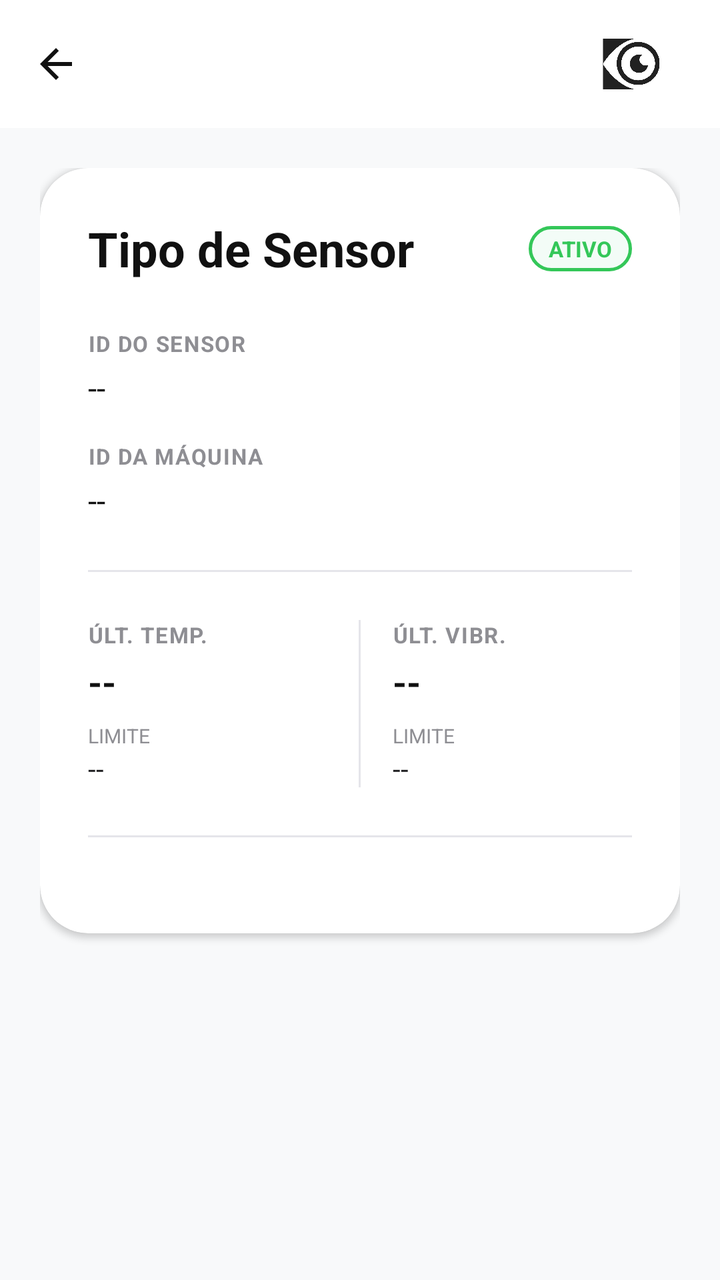
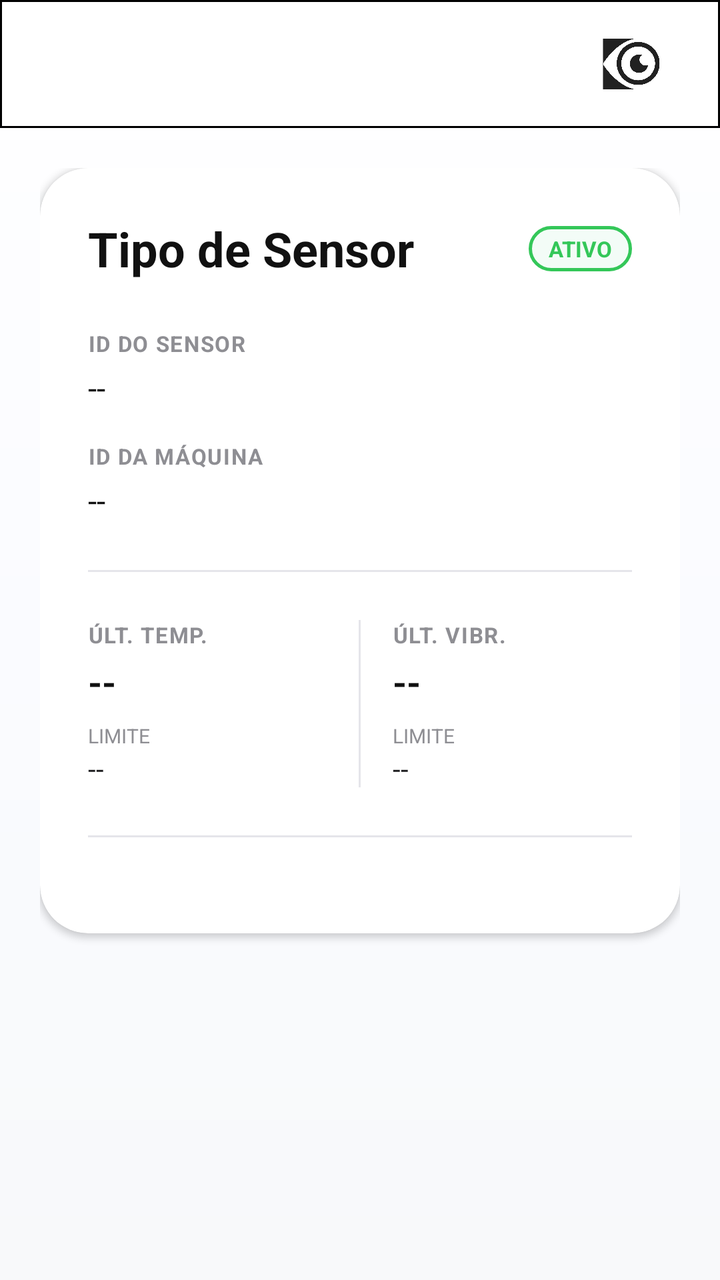

Two renders of the same Android screen: before a commit and after it. Below are the layout's source before the change and the commit's diff.
<!-- AndroidManifest.xml: application theme Theme.Orbis -->
<!-- res/layout/activity_sensor_detalhe.xml -->
<?xml version="1.0" encoding="utf-8"?>
<androidx.constraintlayout.widget.ConstraintLayout xmlns:android="http://schemas.android.com/apk/res/android"
    xmlns:app="http://schemas.android.com/apk/res-auto"
    xmlns:tools="http://schemas.android.com/tools"
    android:layout_width="match_parent"
    android:layout_height="match_parent"
    android:background="@color/background"
    tools:context=".ui.main.SensorDetalheActivity">

    <com.google.android.material.appbar.AppBarLayout
        android:id="@+id/appBarLayout"
        android:layout_width="match_parent"
        android:layout_height="wrap_content"
        android:background="@color/white"
        android:fitsSystemWindows="true"
        app:elevation="0dp"
        app:layout_constraintTop_toTopOf="parent">

        <com.google.android.material.appbar.MaterialToolbar
            android:id="@+id/toolbar"
            android:layout_width="match_parent"
            android:layout_height="?attr/actionBarSize"
            app:navigationIcon="@drawable/ic_voltar"
            app:navigationIconTint="@color/black"
            app:title="">

            <ImageView
                android:layout_width="wrap_content"
                android:layout_height="32dp"
                android:layout_gravity="end"
                android:layout_marginEnd="16dp"
                android:adjustViewBounds="true"
                android:src="@drawable/orbislogotoolbar"
                android:contentDescription="Orbis Logo" />

        </com.google.android.material.appbar.MaterialToolbar>

        <ProgressBar
            android:id="@+id/progressSensor"
            style="?android:attr/progressBarStyleHorizontal"
            android:layout_width="match_parent"
            android:layout_height="wrap_content"
            android:indeterminate="true"
            android:visibility="gone"
            android:layout_marginTop="-8dp"
            android:layout_marginBottom="-4dp"
            android:indeterminateTint="@color/purple" />

    </com.google.android.material.appbar.AppBarLayout>

    <ScrollView
        android:layout_width="match_parent"
        android:layout_height="0dp"
        android:fillViewport="true"
        app:layout_constraintTop_toBottomOf="@id/appBarLayout"
        app:layout_constraintBottom_toBottomOf="parent">

        <LinearLayout
            android:layout_width="match_parent"
            android:layout_height="wrap_content"
            android:orientation="vertical"
            android:padding="20dp">

            <com.google.android.material.card.MaterialCardView
                android:id="@+id/cardSensor"
                style="@style/ModernCard"
                android:layout_width="match_parent"
                android:layout_height="wrap_content">

                <LinearLayout
                    android:layout_width="match_parent"
                    android:layout_height="wrap_content"
                    android:orientation="vertical"
                    android:padding="24dp">

                    <androidx.constraintlayout.widget.ConstraintLayout
                        android:layout_width="match_parent"
                        android:layout_height="wrap_content"
                        android:layout_marginBottom="24dp">

                        <TextView
                            android:id="@+id/txtTipoVariavel"
                            android:layout_width="0dp"
                            android:layout_height="wrap_content"
                            android:text="Tipo de Sensor"
                            android:textSize="24sp"
                            android:textStyle="bold"
                            android:textColor="@color/black"
                            android:layout_marginEnd="16dp"
                            app:layout_constraintStart_toStartOf="parent"
                            app:layout_constraintEnd_toStartOf="@id/txtEstadoVariavel"
                            app:layout_constraintTop_toTopOf="parent" />

                        <TextView
                            android:id="@+id/txtEstadoVariavel"
                            android:layout_width="wrap_content"
                            android:layout_height="wrap_content"
                            android:text="ATIVO"
                            style="@style/BadgeText"
                            android:textColor="@color/statusGreen"
                            android:background="@drawable/badge_outline_green"
                            app:layout_constraintEnd_toEndOf="parent"
                            app:layout_constraintTop_toTopOf="@id/txtTipoVariavel"
                            app:layout_constraintBottom_toBottomOf="@id/txtTipoVariavel" />

                    </androidx.constraintlayout.widget.ConstraintLayout>

                    
                    <TextView android:layout_width="wrap_content" android:layout_height="wrap_content" android:text="ID DO SENSOR" android:textColor="@color/gray" android:textSize="11sp" android:textStyle="bold" android:letterSpacing="0.05" />
                    <TextView android:id="@+id/txtIdSensorVariavel" android:layout_width="match_parent" android:layout_height="wrap_content" android:text="--" android:textSize="16sp" android:textColor="@color/black" android:layout_marginTop="4dp" android:layout_marginBottom="16dp" />

                    <TextView android:layout_width="wrap_content" android:layout_height="wrap_content" android:text="ID DA MÁQUINA" android:textColor="@color/gray" android:textSize="11sp" android:textStyle="bold" android:letterSpacing="0.05" />
                    <TextView android:id="@+id/txtIdMaquinaVariavel" android:layout_width="match_parent" android:layout_height="wrap_content" android:text="--" android:textSize="16sp" android:textColor="@color/black" android:layout_marginTop="4dp" android:layout_marginBottom="24dp" />

                    <View android:layout_width="match_parent" android:layout_height="1dp" android:background="@color/border" android:layout_marginBottom="24dp" />

                    
                    <LinearLayout
                        android:layout_width="match_parent"
                        android:layout_height="wrap_content"
                        android:orientation="horizontal"
                        android:baselineAligned="false">

                        <LinearLayout android:layout_width="0dp" android:layout_height="wrap_content" android:layout_weight="1" android:orientation="vertical">
                            <TextView android:layout_width="wrap_content" android:layout_height="wrap_content" android:text="ÚLT. TEMP." android:textColor="@color/gray" android:textSize="11sp" android:textStyle="bold" android:letterSpacing="0.05" />
                            <TextView android:id="@+id/txtUltimaTemperaturaVariavel" android:layout_width="match_parent" android:layout_height="wrap_content" android:text="--" android:textSize="18sp" android:textStyle="bold" android:textColor="@color/black" android:layout_marginTop="4dp" />
                            <TextView android:layout_width="wrap_content" android:layout_height="wrap_content" android:text="LIMITE" android:textColor="@color/gray" android:textSize="10sp" android:layout_marginTop="8dp" />
                            <TextView android:id="@+id/txtLimiteTemperaturaVariavel" android:layout_width="match_parent" android:layout_height="wrap_content" android:text="--" android:textSize="14sp" android:textColor="@color/darkGray" />
                        </LinearLayout>

                        <View android:layout_width="1dp" android:layout_height="match_parent" android:background="@color/border" android:layout_marginHorizontal="16dp" />

                        <LinearLayout android:layout_width="0dp" android:layout_height="wrap_content" android:layout_weight="1" android:orientation="vertical">
                            <TextView android:layout_width="wrap_content" android:layout_height="wrap_content" android:text="ÚLT. VIBR." android:textColor="@color/gray" android:textSize="11sp" android:textStyle="bold" android:letterSpacing="0.05" />
                            <TextView android:id="@+id/txtUltimaVibracaoVariavel" android:layout_width="match_parent" android:layout_height="wrap_content" android:text="--" android:textSize="18sp" android:textStyle="bold" android:textColor="@color/black" android:layout_marginTop="4dp" />
                            <TextView android:layout_width="wrap_content" android:layout_height="wrap_content" android:text="LIMITE" android:textColor="@color/gray" android:textSize="10sp" android:layout_marginTop="8dp" />
                            <TextView android:id="@+id/txtLimiteVibracaoVariavel" android:layout_width="match_parent" android:layout_height="wrap_content" android:text="--" android:textSize="14sp" android:textColor="@color/darkGray" />
                        </LinearLayout>

                    </LinearLayout>

                    <View android:layout_width="match_parent" android:layout_height="1dp" android:background="@color/border" android:layout_marginTop="24dp" android:layout_marginBottom="24dp" />

                </LinearLayout>
            </com.google.android.material.card.MaterialCardView>

            <Button android:id="@+id/btnVoltar" android:layout_width="0dp" android:layout_height="0dp" android:visibility="gone" />

        </LinearLayout>
    </ScrollView>
</androidx.constraintlayout.widget.ConstraintLayout>
<!-- resources referenced by this layout -->
<resources>
  <color name="background">#F8F9FA</color>
  <color name="black">#111111</color>
  <color name="border">#E5E5EA</color>
  <color name="darkGray">#1C1C1E</color>
  <color name="gray">#8E8E93</color>
  <color name="purple">#5E17EB</color>
  <color name="statusGreen">#34C759</color>
  <color name="white">#FFFFFF</color>
  <!-- drawable badge_outline_green (drawable) -->
  <?xml version="1.0" encoding="utf-8"?>
  <shape xmlns:android="http://schemas.android.com/apk/res/android">
      <stroke
          android:width="1.5dp"
          android:color="@color/statusGreen" />
      <corners android:radius="12dp" />
      <solid android:color="#0D22C55E" /> 
  </shape>
  <!-- drawable ic_voltar (drawable) -->
  <vector xmlns:android="http://schemas.android.com/apk/res/android"
      android:width="24dp"
      android:height="24dp"
      android:viewportWidth="24"
      android:viewportHeight="24">
    <path
        android:fillColor="#000000"
        android:pathData="M20,11H7.83l5.59,-5.59L12,4l-8,8 8,8 1.41,-1.41L7.83,13H20v-2z"/>
  </vector>
  <!-- drawable orbislogotoolbar: png bitmap (drawable, 57971 bytes) -->
  <style name="BadgeText">
          <item name="android:textSize">11sp</item>
          <item name="android:textStyle">bold</item>
          <item name="android:paddingLeft">10dp</item>
          <item name="android:paddingRight">10dp</item>
          <item name="android:paddingTop">4dp</item>
          <item name="android:paddingBottom">4dp</item>
      </style>
  <style name="ModernCard" parent="Widget.Material3.CardView.Elevated">
          <item name="cardCornerRadius">24dp</item>
          <item name="cardElevation">2dp</item>
          <item name="cardBackgroundColor">@color/surface</item>
          <item name="strokeWidth">0dp</item>
      </style>
  <style name="Theme.Orbis" parent="Base.Theme.Orbis">
          <item name="android:windowBackground">@color/background</item>
          <item name="colorPrimary">@color/purple</item>
          <item name="colorSecondary">@color/statusGreen</item>
          <item name="android:statusBarColor">@color/white</item>
          <item name="android:windowLightStatusBar">true</item>
      </style>
  <color name="surface">#FFFFFF</color>
  <style name="Base.Theme.Orbis" parent="Theme.Material3.DayNight.NoActionBar">
          
          
      </style>
</resources>

<!-- the commit's change to res/layout/activity_sensor_detalhe.xml (unified diff, before → after) -->
@@ -4,16 +4,16 @@
     xmlns:tools="http://schemas.android.com/tools"
     android:layout_width="match_parent"
     android:layout_height="match_parent"
-    android:background="@color/background"
+    android:background="@drawable/bg_app_gradient"
     tools:context=".ui.main.SensorDetalheActivity">
 
     <com.google.android.material.appbar.AppBarLayout
         android:id="@+id/appBarLayout"
         android:layout_width="match_parent"
         android:layout_height="wrap_content"
-        android:background="@color/white"
+        android:background="@drawable/bg_toolbar_surface"
         android:fitsSystemWindows="true"
-        app:elevation="0dp"
+        app:elevation="2dp"
         app:layout_constraintTop_toTopOf="parent">
 
         <com.google.android.material.appbar.MaterialToolbar
@@ -21,7 +21,7 @@
             android:layout_width="match_parent"
             android:layout_height="?attr/actionBarSize"
             app:navigationIcon="@drawable/ic_voltar"
-            app:navigationIconTint="@color/black"
+            app:navigationIconTint="@color/textPrimary"
             app:title="">
 
             <ImageView
<!-- resource entries referenced after the edit -->
@@ -16,6 +16,22 @@
           android:color="@color/statusGreen" />
       <corners android:radius="12dp" />
       <solid android:color="#0D22C55E" /> 
+  </shape>
+  <!-- drawable bg_app_gradient (drawable) -->
+  <?xml version="1.0" encoding="utf-8"?>
+  <shape xmlns:android="http://schemas.android.com/apk/res/android" android:shape="rectangle">
+      
+      <gradient
+          android:angle="270"
+          android:startColor="#FFFFFF"
+          android:centerColor="#FAFBFF"
+          android:endColor="@color/background" />
+  </shape>
+  <!-- drawable bg_toolbar_surface (drawable) -->
+  <?xml version="1.0" encoding="utf-8"?>
+  <shape xmlns:android="http://schemas.android.com/apk/res/android" android:shape="rectangle">
+      <solid android:color="@color/surface" />
+      <stroke android:width="1dp" android:color="@color/borderSoft" />
   </shape>
   <!-- drawable ic_voltar (drawable) -->
   <vector xmlns:android="http://schemas.android.com/apk/res/android"
